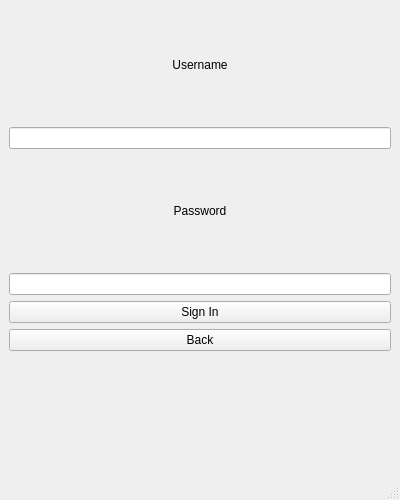
The window that lab1/Blog/initialwindow.ui (TheDoom-IT/GraphicalUserInterfacesProjects) describes before a commit, drawn with Qt 5.
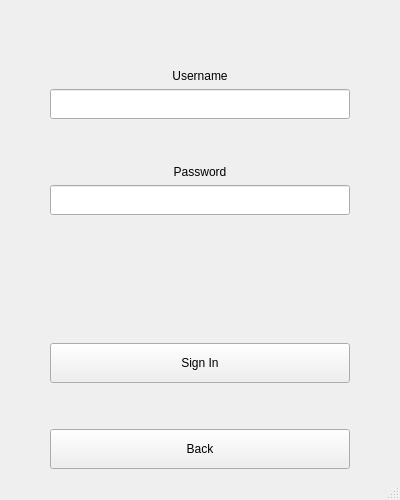
The same window after the commit. The open tabs and pages were chosen to show the change. Icons and pictures are not drawn.

The edit to the form file:
```diff
--- a/lab1/Blog/initialwindow.ui
+++ b/lab1/Blog/initialwindow.ui
@@ -142,66 +142,274 @@
        </layout>
       </widget>
       <widget class="QWidget" name="logInPage">
+       <property name="sizePolicy">
+        <sizepolicy hsizetype="Maximum" vsizetype="Maximum">
+         <horstretch>0</horstretch>
+         <verstretch>0</verstretch>
+        </sizepolicy>
+       </property>
        <layout class="QVBoxLayout" name="verticalLayout_6">
         <item>
          <layout class="QVBoxLayout" name="verticalLayout_4">
           <item>
-           <widget class="QLabel" name="label_2">
-            <property name="layoutDirection">
-             <enum>Qt::LeftToRight</enum>
+           <widget class="QLabel" name="loginInfoLabel">
+            <property name="sizePolicy">
+             <sizepolicy hsizetype="Minimum" vsizetype="Minimum">
+              <horstretch>0</horstretch>
+              <verstretch>0</verstretch>
+             </sizepolicy>
             </property>
-            <property name="text">
-             <string>Username</string>
-            </property>
-            <property name="alignment">
-             <set>Qt::AlignCenter</set>
-            </property>
-           </widget>
-          </item>
-          <item>
-           <widget class="QLineEdit" name="loginUsernameText"/>
-          </item>
-          <item>
-           <widget class="QLabel" name="label_3">
-            <property name="text">
-             <string>Password</string>
-            </property>
-            <property name="alignment">
-             <set>Qt::AlignCenter</set>
-            </property>
-           </widget>
-          </item>
-          <item>
-           <widget class="QLineEdit" name="loginPasswdText">
             <property name="text">
              <string/>
             </property>
-            <property name="echoMode">
-             <enum>QLineEdit::Password</enum>
+            <property name="alignment">
+             <set>Qt::AlignCenter</set>
+            </property>
+            <property name="wordWrap">
+             <bool>true</bool>
             </property>
            </widget>
           </item>
           <item>
+           <spacer name="verticalSpacer_4">
+            <property name="orientation">
+             <enum>Qt::Vertical</enum>
+            </property>
+            <property name="sizeType">
+             <enum>QSizePolicy::Minimum</enum>
+            </property>
+            <property name="sizeHint" stdset="0">
+             <size>
+              <width>20</width>
+              <height>40</height>
+             </size>
+            </property>
+           </spacer>
+          </item>
+          <item>
+           <layout class="QVBoxLayout" name="verticalLayout_7">
+            <item>
+             <widget class="QLabel" name="label_2">
+              <property name="sizePolicy">
+               <sizepolicy hsizetype="Minimum" vsizetype="Preferred">
+                <horstretch>0</horstretch>
+                <verstretch>0</verstretch>
+               </sizepolicy>
+              </property>
+              <property name="minimumSize">
+               <size>
+                <width>0</width>
+                <height>0</height>
+               </size>
+              </property>
+              <property name="layoutDirection">
+               <enum>Qt::LeftToRight</enum>
+              </property>
+              <property name="text">
+               <string>Username</string>
+              </property>
+              <property name="alignment">
+               <set>Qt::AlignCenter</set>
+              </property>
+             </widget>
+            </item>
+            <item alignment="Qt::AlignHCenter">
+             <widget class="QLineEdit" name="loginUsernameInput">
+              <property name="sizePolicy">
+               <sizepolicy hsizetype="Minimum" vsizetype="Minimum">
+                <horstretch>0</horstretch>
+                <verstretch>0</verstretch>
+               </sizepolicy>
+              </property>
+              <property name="minimumSize">
+               <size>
+                <width>300</width>
+                <height>30</height>
+               </size>
+              </property>
+              <property name="maximumSize">
+               <size>
+                <width>16777215</width>
+                <height>16777215</height>
+               </size>
+              </property>
+             </widget>
+            </item>
+           </layout>
+          </item>
+          <item>
+           <spacer name="verticalSpacer_8">
+            <property name="orientation">
+             <enum>Qt::Vertical</enum>
+            </property>
+            <property name="sizeType">
+             <enum>QSizePolicy::Minimum</enum>
+            </property>
+            <property name="sizeHint" stdset="0">
+             <size>
+              <width>20</width>
+              <height>40</height>
+             </size>
+            </property>
+           </spacer>
+          </item>
+          <item>
+           <layout class="QHBoxLayout" name="horizontalLayout_4">
+            <item>
+             <layout class="QVBoxLayout" name="verticalLayout_8">
+              <item>
+               <widget class="QLabel" name="label_3">
+                <property name="sizePolicy">
+                 <sizepolicy hsizetype="Minimum" vsizetype="Preferred">
+                  <horstretch>0</horstretch>
+                  <verstretch>0</verstretch>
+                 </sizepolicy>
+                </property>
+                <property name="minimumSize">
+                 <size>
+                  <width>0</width>
+                  <height>0</height>
+                 </size>
+                </property>
+                <property name="text">
+                 <string>Password</string>
+                </property>
+                <property name="alignment">
+                 <set>Qt::AlignCenter</set>
+                </property>
+               </widget>
+              </item>
+              <item alignment="Qt::AlignHCenter">
+               <widget class="QLineEdit" name="loginPasswdInput">
+                <property name="sizePolicy">
+                 <sizepolicy hsizetype="Minimum" vsizetype="Minimum">
+                  <horstretch>0</horstretch>
+                  <verstretch>0</verstretch>
+                 </sizepolicy>
+                </property>
+                <property name="minimumSize">
+                 <size>
+                  <width>300</width>
+                  <height>30</height>
+                 </size>
+                </property>
+                <property name="maximumSize">
+                 <size>
+                  <width>16777215</width>
+                  <height>16777215</height>
+                 </size>
+                </property>
+                <property name="text">
+                 <string/>
+                </property>
+                <property name="echoMode">
+                 <enum>QLineEdit::Password</enum>
+                </property>
+               </widget>
+              </item>
+             </layout>
+            </item>
+           </layout>
+          </item>
+          <item>
+           <spacer name="verticalSpacer_5">
+            <property name="orientation">
+             <enum>Qt::Vertical</enum>
+            </property>
+            <property name="sizeHint" stdset="0">
+             <size>
+              <width>20</width>
+              <height>40</height>
+             </size>
+            </property>
+           </spacer>
+          </item>
+         </layout>
+        </item>
+        <item>
+         <spacer name="verticalSpacer_12">
+          <property name="orientation">
+           <enum>Qt::Vertical</enum>
+          </property>
+          <property name="sizeType">
+           <enum>QSizePolicy::Minimum</enum>
+          </property>
+          <property name="sizeHint" stdset="0">
+           <size>
+            <width>20</width>
+            <height>40</height>
+           </size>
+          </property>
+         </spacer>
+        </item>
+        <item>
+         <layout class="QVBoxLayout" name="verticalLayout_10">
+          <item alignment="Qt::AlignHCenter">
            <widget class="QPushButton" name="loginSignInBtn">
+            <property name="sizePolicy">
+             <sizepolicy hsizetype="Minimum" vsizetype="Preferred">
+              <horstretch>0</horstretch>
+              <verstretch>0</verstretch>
+             </sizepolicy>
+            </property>
+            <property name="minimumSize">
+             <size>
+              <width>300</width>
+              <height>40</height>
+             </size>
+            </property>
+            <property name="maximumSize">
+             <size>
+              <width>400</width>
+              <height>50</height>
+             </size>
+            </property>
             <property name="text">
              <string>Sign In</string>
             </property>
            </widget>
           </item>
           <item>
+           <spacer name="verticalSpacer_6">
+            <property name="orientation">
+             <enum>Qt::Vertical</enum>
+            </property>
+            <property name="sizeType">
+             <enum>QSizePolicy::Maximum</enum>
+            </property>
+            <property name="sizeHint" stdset="0">
+             <size>
+              <width>20</width>
+              <height>40</height>
+             </size>
+            </property>
+           </spacer>
+          </item>
+          <item alignment="Qt::AlignHCenter">
            <widget class="QPushButton" name="loginBackBtn">
+            <property name="sizePolicy">
+             <sizepolicy hsizetype="Minimum" vsizetype="Preferred">
+              <horstretch>0</horstretch>
+              <verstretch>0</verstretch>
+             </sizepolicy>
+            </property>
+            <property name="minimumSize">
+             <size>
+              <width>300</width>
+              <height>40</height>
+             </size>
+            </property>
+            <property name="maximumSize">
+             <size>
+              <width>400</width>
+              <height>50</height>
+             </size>
+            </property>
             <property name="text">
              <string>Back</string>
             </property>
            </widget>
           </item>
-          <item>
-           <widget class="QLabel" name="loginInfoText">
-            <property name="text">
-             <string/>
-            </property>
-           </widget>
-          </item>
          </layout>
         </item>
        </layout>
```
Left out of the diff: 327 changed lines with no effect on the pictures.
